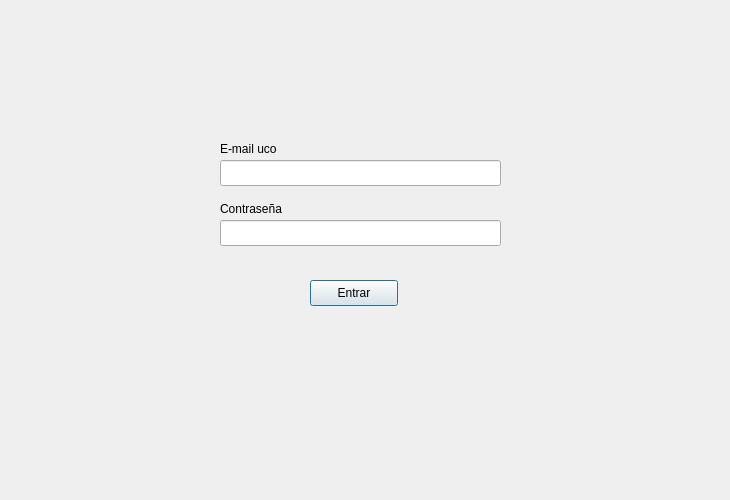
The window that loginwindow.ui (CarlosMontero04/equipo301) describes before a commit, drawn with Qt 5.
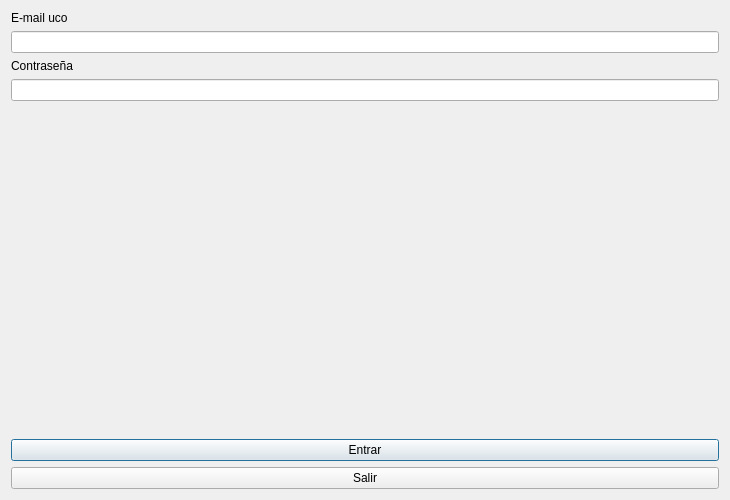
The same window after the commit.

Patch:
```diff
--- a/loginwindow.ui
+++ b/loginwindow.ui
@@ -13,68 +13,59 @@
   <property name="windowTitle">
    <string>Dialog</string>
   </property>
+  <layout class="QVBoxLayout" name="verticalLayout">
+   <item>
   <widget class="QLabel" name="label">
-   <property name="geometry">
-    <rect>
-     <x>220</x>
-     <y>140</y>
-     <width>91</width>
-     <height>18</height>
-    </rect>
-   </property>
    <property name="text">
     <string>E-mail uco</string>
    </property>
   </widget>
-  <widget class="QLineEdit" name="txtUsuario">
-   <property name="geometry">
-    <rect>
-     <x>220</x>
-     <y>160</y>
-     <width>281</width>
-     <height>26</height>
-    </rect>
-   </property>
-  </widget>
+   </item>
+   <item>
+    <widget class="QLineEdit" name="txtUsuario"/>
+   </item>
+   <item>
   <widget class="QLabel" name="label_2">
-   <property name="geometry">
-    <rect>
-     <x>220</x>
-     <y>200</y>
-     <width>101</width>
-     <height>18</height>
-    </rect>
-   </property>
    <property name="text">
     <string>Contraseña</string>
    </property>
   </widget>
+   </item>
+   <item>
   <widget class="QLineEdit" name="txtPassword">
-   <property name="geometry">
-    <rect>
-     <x>220</x>
-     <y>220</y>
-     <width>281</width>
-     <height>26</height>
-    </rect>
-   </property>
    <property name="echoMode">
     <enum>QLineEdit::Password</enum>
    </property>
   </widget>
+   </item>
+   <item>
+    <spacer name="verticalSpacer_2">
+     <property name="orientation">
+      <enum>Qt::Vertical</enum>
+     </property>
+     <property name="sizeHint" stdset="0">
+      <size>
+       <width>20</width>
+       <height>303</height>
+      </size>
+     </property>
+    </spacer>
+   </item>
+   <item>
   <widget class="QPushButton" name="btnLogin">
-   <property name="geometry">
-    <rect>
-     <x>310</x>
-     <y>280</y>
-     <width>88</width>
-     <height>26</height>
-    </rect>
-   </property>
    <property name="text">
     <string>Entrar</string>
    </property>
   </widget>
+   </item>
+   <item>
+    <widget class="QPushButton" name="btnSalir">
+     <property name="text">
+      <string>Salir</string>
+     </property>
+    </widget>
+   </item>
+  </layout>
  </widget>
  <resources/>
  <connections/>
```
Lines whose indentation alone changed are shown as unchanged.
